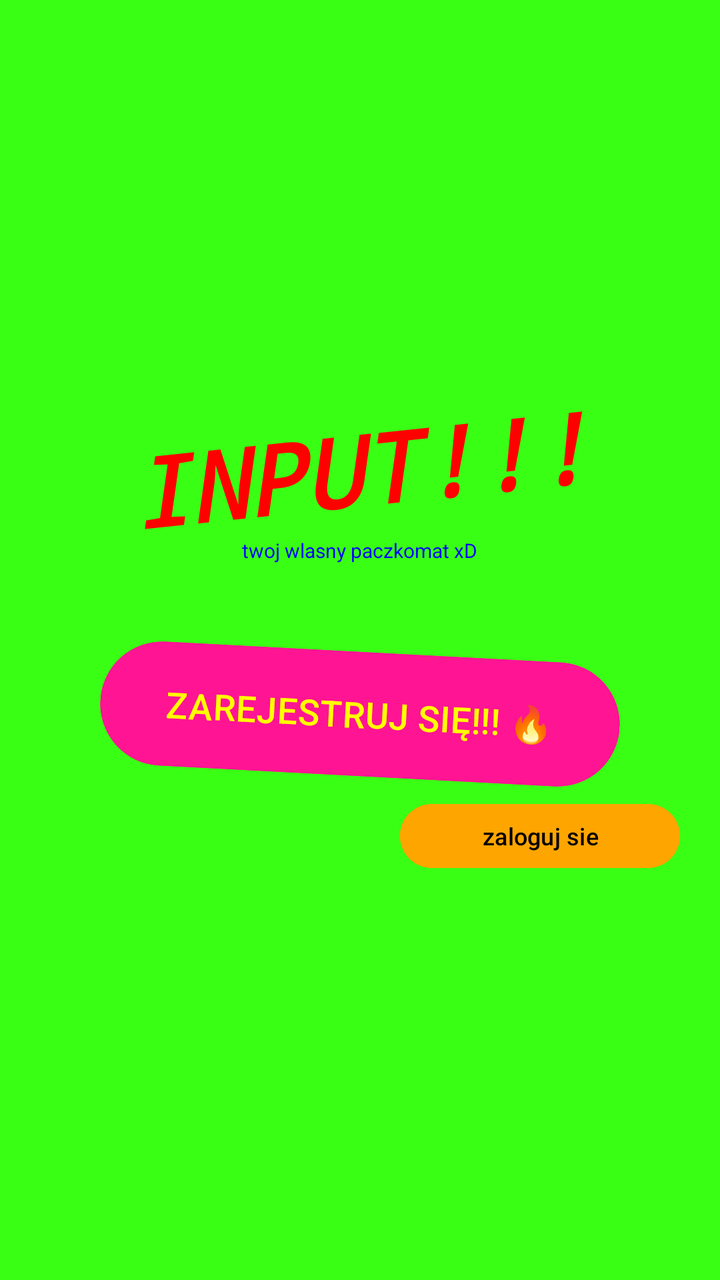
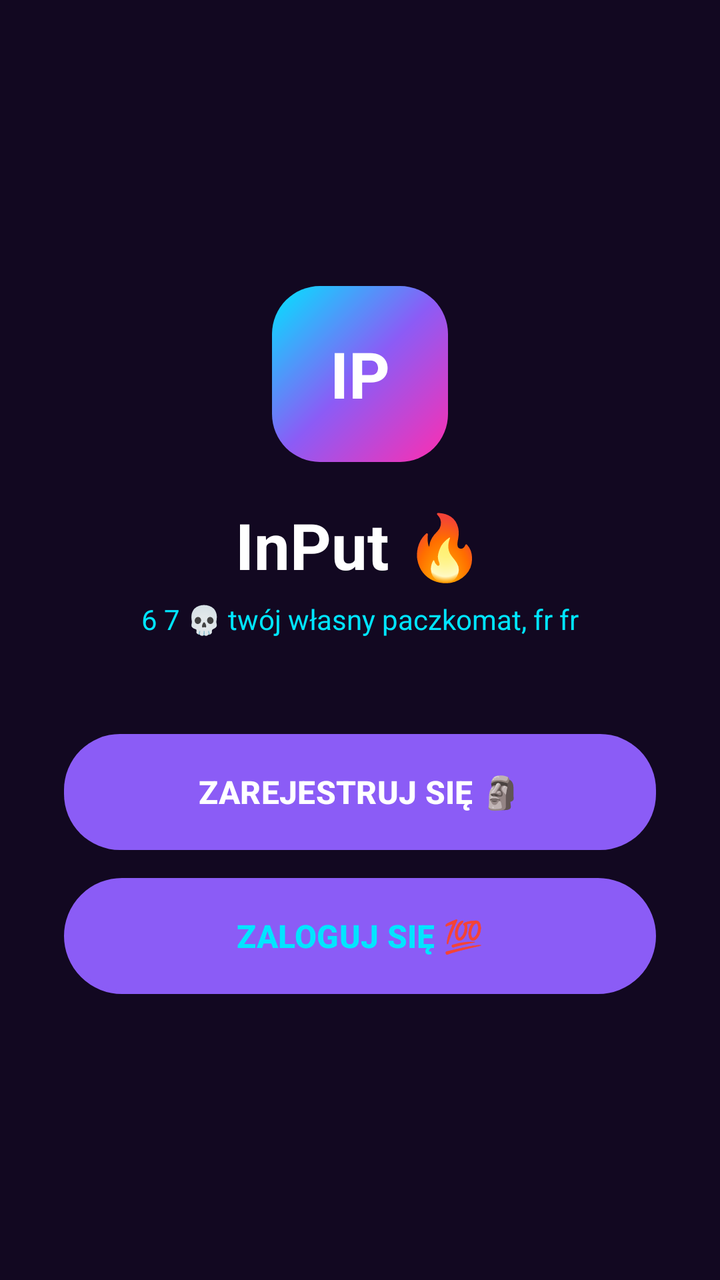

Compare the two renders of this Android layout. The source of the first and the diff that turns it into the second are given below.
<!-- AndroidManifest.xml: application theme Theme.DemoEmptyActivity -->
<!-- res/layout/activity_main.xml -->
<?xml version="1.0" encoding="utf-8"?>
<LinearLayout xmlns:android="http://schemas.android.com/apk/res/android"
    xmlns:tools="http://schemas.android.com/tools"
    android:id="@+id/main"
    android:layout_width="match_parent"
    android:layout_height="match_parent"
    android:orientation="vertical"
    android:gravity="center"
    android:background="@color/neon_green"
    tools:context=".MainActivity">

    <TextView
        android:layout_width="wrap_content"
        android:layout_height="wrap_content"
        android:text="INPUT!!!"
        android:textSize="48sp"
        android:textStyle="bold|italic"
        android:fontFamily="monospace"
        android:textColor="@color/bright_red"
        android:rotation="-6"
        android:layout_marginBottom="2dp" />

    <TextView
        android:layout_width="wrap_content"
        android:layout_height="wrap_content"
        android:text="twoj wlasny paczkomat xD"
        android:textSize="10sp"
        android:textColor="@color/bright_blue"
        android:layout_marginBottom="40dp" />

    <Button
        android:layout_width="260dp"
        android:layout_height="70dp"
        android:id="@+id/btn1"
        android:text="ZAREJESTRUJ SIĘ!!! 🔥"
        android:textSize="18sp"
        android:textColor="@color/bright_yellow"
        android:backgroundTint="@color/hot_pink"
        android:rotation="3"
        android:layout_marginBottom="6dp" />

    <Button
        android:layout_width="140dp"
        android:layout_height="40dp"
        android:layout_gravity="end"
        android:id="@+id/btn2"
        android:text="zaloguj sie"
        android:textSize="12sp"
        android:textColor="@color/black"
        android:backgroundTint="@color/orange"
        android:layout_marginEnd="20dp" />

</LinearLayout>
<!-- resources referenced by this layout -->
<resources>
  <color name="black">#FF000000</color>
  <color name="bright_blue">#0000FF</color>
  <color name="bright_red">#FF0000</color>
  <color name="bright_yellow">#FFFF00</color>
  <color name="hot_pink">#FF1493</color>
  <color name="neon_green">#39FF14</color>
  <color name="orange">#FFA500</color>
  <style name="Theme.DemoEmptyActivity" parent="Base.Theme.DemoEmptyActivity" />
  <style name="Base.Theme.DemoEmptyActivity" parent="Theme.Material3.DayNight.NoActionBar">
          <item name="colorPrimary">@color/bright_red</item>
          <item name="android:windowBackground">@color/neon_green</item>
      </style>
</resources>

<!-- the commit's change to res/layout/activity_main.xml (unified diff, before → after) -->
@@ -6,48 +6,65 @@
     android:layout_height="match_parent"
     android:orientation="vertical"
     android:gravity="center"
-    android:background="@color/neon_green"
+    android:background="@color/bg_dark"
+    android:paddingHorizontal="32dp"
     tools:context=".MainActivity">
+
+    <FrameLayout
+        android:layout_width="88dp"
+        android:layout_height="88dp"
+        android:background="@drawable/gradient_tile"
+        android:layout_marginBottom="20dp">
+
+        <TextView
+            android:layout_width="match_parent"
+            android:layout_height="match_parent"
+            android:gravity="center"
+            android:text="IP"
+            android:textColor="@color/white"
+            android:textSize="32sp"
+            android:textStyle="bold" />
+    </FrameLayout>
 
     <TextView
         android:layout_width="wrap_content"
         android:layout_height="wrap_content"
-        android:text="INPUT!!!"
-        android:textSize="48sp"
-        android:textStyle="bold|italic"
-        android:fontFamily="monospace"
-        android:textColor="@color/bright_red"
-        android:rotation="-6"
-        android:layout_marginBottom="2dp" />
+        android:text="InPut 🔥"
+        android:textSize="32sp"
+        android:textStyle="bold"
+        android:textColor="@color/text_light"
+        android:layout_marginBottom="6dp" />
 
     <TextView
         android:layout_width="wrap_content"
         android:layout_height="wrap_content"
-        android:text="twoj wlasny paczkomat xD"
-        android:textSize="10sp"
-        android:textColor="@color/bright_blue"
-        android:layout_marginBottom="40dp" />
+        android:text="6 7 💀 twój własny paczkomat, fr fr"
+        android:textSize="14sp"
+        android:textColor="@color/neon_cyan"
+        android:gravity="center"
+        android:layout_marginBottom="48dp" />
 
     <Button
-        android:layout_width="260dp"
-        android:layout_height="70dp"
         android:id="@+id/btn1"
-        android:text="ZAREJESTRUJ SIĘ!!! 🔥"
-        android:textSize="18sp"
-        android:textColor="@color/bright_yellow"
-        android:backgroundTint="@color/hot_pink"
-        android:rotation="3"
-        android:layout_marginBottom="6dp" />
+        android:layout_width="match_parent"
+        android:layout_height="58dp"
+        android:background="@drawable/gradient_button"
+        android:text="ZAREJESTRUJ SIĘ 🗿"
+        android:textColor="@color/white"
+        android:textSize="16sp"
+        android:textStyle="bold"
+        android:textAllCaps="false"
+        android:layout_marginBottom="14dp" />
 
     <Button
-        android:layout_width="140dp"
-        android:layout_height="40dp"
-        android:layout_gravity="end"
         android:id="@+id/btn2"
-        android:text="zaloguj sie"
-        android:textSize="12sp"
-        android:textColor="@color/black"
-        android:backgroundTint="@color/orange"
-        android:layout_marginEnd="20dp" />
+        android:layout_width="match_parent"
+        android:layout_height="58dp"
+        android:background="@drawable/outline_button"
+        android:text="ZALOGUJ SIĘ 💯"
+        android:textColor="@color/neon_cyan"
+        android:textSize="16sp"
+        android:textStyle="bold"
+        android:textAllCaps="false" />
 
 </LinearLayout>
<!-- resource entries referenced after the edit -->
@@ -1,16 +1,42 @@
 <!-- resources referenced by this layout -->
 <resources>
-  <color name="black">#FF000000</color>
-  <color name="bright_blue">#0000FF</color>
-  <color name="bright_red">#FF0000</color>
-  <color name="bright_yellow">#FFFF00</color>
-  <color name="hot_pink">#FF1493</color>
-  <color name="neon_green">#39FF14</color>
-  <color name="orange">#FFA500</color>
+  <color name="bg_dark">#120821</color>
+  <color name="neon_cyan">#00E5FF</color>
+  <color name="text_light">#FFFFFF</color>
+  <color name="white">#FFFFFFFF</color>
+  <!-- drawable gradient_button (drawable) -->
+  <shape xmlns:android="http://schemas.android.com/apk/res/android">
+      <corners android:radius="28dp"/>
+      <gradient
+          android:type="linear"
+          android:angle="0"
+          android:startColor="@color/neon_pink"
+          android:centerColor="@color/neon_purple"
+          android:endColor="@color/neon_cyan"/>
+  </shape>
+  <!-- drawable gradient_tile (drawable) -->
+  <shape xmlns:android="http://schemas.android.com/apk/res/android">
+      <corners android:radius="24dp"/>
+      <gradient
+          android:type="linear"
+          android:angle="135"
+          android:startColor="@color/neon_pink"
+          android:centerColor="@color/neon_purple"
+          android:endColor="@color/neon_cyan"/>
+  </shape>
+  <!-- drawable outline_button (drawable) -->
+  <shape xmlns:android="http://schemas.android.com/apk/res/android">
+      <corners android:radius="28dp"/>
+      <solid android:color="@color/surface_dark"/>
+      <stroke android:width="2dp" android:color="@color/neon_cyan"/>
+  </shape>
   <style name="Theme.DemoEmptyActivity" parent="Base.Theme.DemoEmptyActivity" />
+  <color name="neon_pink">#FF2DAF</color>
+  <color name="neon_purple">#8B5CF6</color>
+  <color name="surface_dark">#1E1233</color>
   <style name="Base.Theme.DemoEmptyActivity" parent="Theme.Material3.DayNight.NoActionBar">
-          <item name="colorPrimary">@color/bright_red</item>
-          <item name="android:windowBackground">@color/neon_green</item>
+          <item name="colorPrimary">@color/neon_purple</item>
+          <item name="android:windowBackground">@color/bg_dark</item>
       </style>
 </resources>
 
